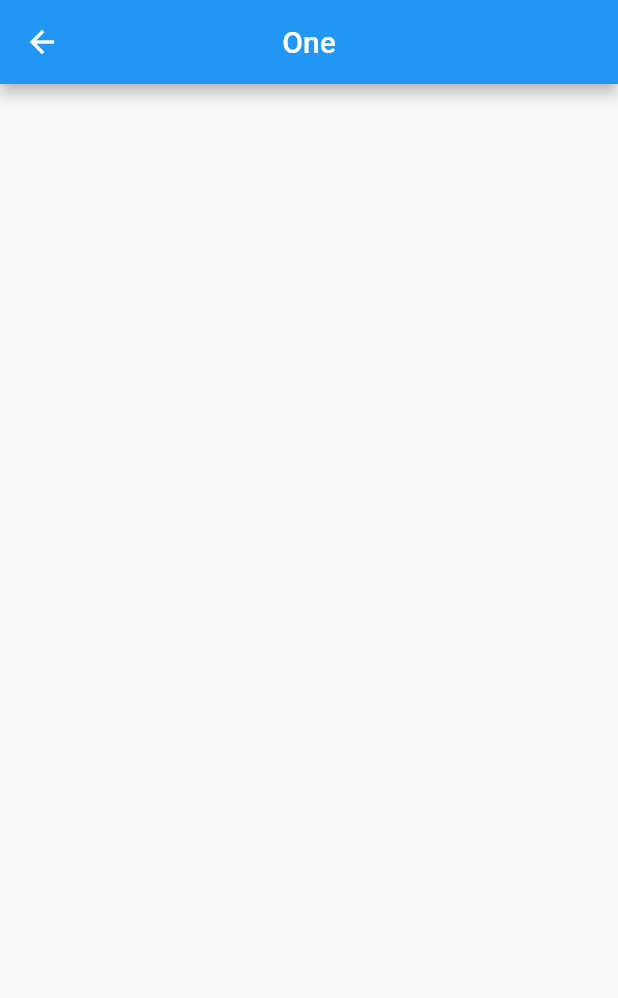
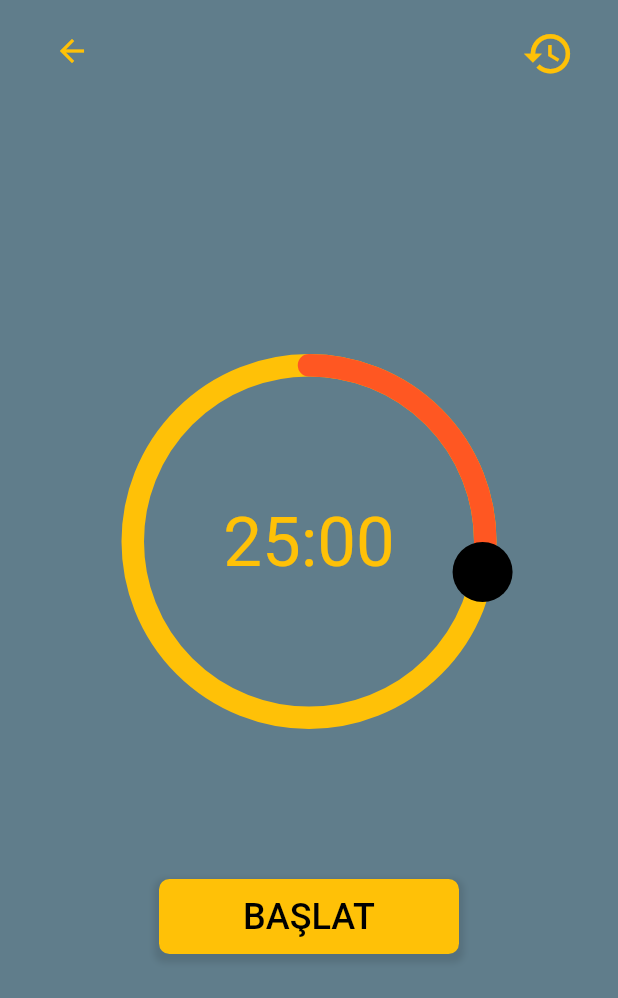
Before and after one commit to akademi-179/some-in-one, a Flutter app: the screen it shows after launch, after a tap on "First App", on a phone screen of 412 x 824 dp. Shown: the top 998 px of the screen. Run offline on Flutter 3.47's test engine with Material 2 defaults, Android fonts, the phone set to English and light mode, and no system bars; drawn by our look-alikes of sleek_circular_slider; our stand-ins replace shared_preferences.

Commit message:
oluşturuldu pomodoro sayacı

```diff
--- a/lib/constants/routes.dart
+++ b/lib/constants/routes.dart
@@ -1,13 +1,13 @@
 import 'package:flutter/material.dart';
 import 'package:some_in_one/screens/five.dart';
 import 'package:some_in_one/screens/four.dart';
-import 'package:some_in_one/screens/one.dart';
+import 'package:some_in_one/screens/main_screen.dart';
 import 'package:some_in_one/screens/three.dart';
 import 'package:some_in_one/screens/two.dart';
 
-class Routes{
+class Routes {
   static final Map<String, Widget Function(BuildContext)> routes = {
-    '/one': (context) => const One(),
+    '/one': (context) => MainScreen(),
     '/two': (context) => const Two(),
     '/three': (context) => const Three(),
     '/four': (context) => const Four(),
--- /dev/null
+++ b/lib/controllers/history_controller.dart
@@ -0,0 +1,33 @@
+import 'dart:convert';
+
+import 'package:some_in_one/models/history_model.dart';
+import 'package:shared_preferences/shared_preferences.dart';
+
+class HistoryController {
+  List<String>? list = [];
+  List<History>? historyList = [];
+  static SharedPreferences? prefs;
+  static Future init() async => prefs = await SharedPreferences.getInstance();
+  read(String key) {
+    try {
+      historyList!.clear();
+      list!.clear();
+      list!.addAll(prefs!.getStringList(key)!);
+      for (var item in list!) {
+        historyList!.add(History.fromJson(json.decode(item)));
+      }
+    } catch (_) {
+      // print(e);
+    }
+
+    return historyList;
+  }
+
+  save(String key, List<History> historyList) async {
+    list!.clear();
+    for (var item in historyList) {
+      list!.add(json.encode(item.toJson()));
+    }
+    prefs!.setStringList(key, list!);
+  }
+}
--- a/lib/main.dart
+++ b/lib/main.dart
@@ -1,7 +1,7 @@
 import 'package:flutter/material.dart';
 import 'package:some_in_one/constants/routes.dart';
 import 'package:some_in_one/screens/four.dart';
-import 'package:some_in_one/screens/one.dart';
+import 'screens/main_screen.dart';
 import 'package:some_in_one/screens/three.dart';
 import 'package:some_in_one/screens/two.dart';
 
--- /dev/null
+++ b/lib/models/history_model.dart
@@ -0,0 +1,28 @@
+class History {
+  DateTime dateTime;
+  int focusedSecs;
+
+  History({
+    required this.dateTime,
+    required this.focusedSecs,
+  });
+
+  Map<String, dynamic> toJson() => {
+        "dateTime": dateTime.millisecondsSinceEpoch,
+        "focusedSecs": focusedSecs,
+      };
+
+  History.fromJson(Map<String, dynamic> json)
+      : dateTime = DateTime.fromMillisecondsSinceEpoch(json['dateTime']),
+        focusedSecs = json['focusedSecs'];
+
+  @override
+  String toString() {
+    return "\n{\n    dateTime: " +
+        dateTime.toIso8601String() +
+        ",\n    " +
+        "focusedSecs: " +
+        focusedSecs.toString() +
+        "\n},\n";
+  }
+}
--- /dev/null
+++ b/lib/screens/main_screen.dart
@@ -0,0 +1,219 @@
+import 'dart:async';
+
+import 'package:flutter/cupertino.dart';
+import 'package:flutter/material.dart';
+import 'package:flutter/services.dart';
+import 'package:some_in_one/controllers/history_controller.dart';
+import 'package:some_in_one/models/history_model.dart';
+import 'package:some_in_one/screens/history_screen.dart';
+import 'package:sleek_circular_slider/sleek_circular_slider.dart';
+
+class MainScreen extends StatefulWidget {
+  const MainScreen({Key? key}) : super(key: key);
+
+  @override
+  _MainScreenState createState() => _MainScreenState();
+}
+
+class _MainScreenState extends State<MainScreen> {
+  double defaultValue = 1500;
+  double value = 1500.0;
+  bool isStarted = false;
+  int focusedMins = 0;
+
+  List<History> listHistory = [];
+
+  late Timer _timer;
+
+  HistoryController historyController = HistoryController();
+
+  @override
+  void initState() {
+    super.initState();
+    HistoryController.init();
+  }
+
+  void startTimer() {
+    focusedMins = value.toInt();
+    const oneSec = Duration(seconds: 1);
+    _timer = Timer.periodic(
+      oneSec,
+      (Timer timer) {
+        if (value <= 1) {
+          setState(() {
+            timer.cancel();
+            value = defaultValue;
+            isStarted = false;
+            listHistory = historyController.read("history");
+            listHistory.add(
+                History(dateTime: DateTime.now(), focusedSecs: focusedMins));
+            historyController.save("history", listHistory);
+            // print(historyController.read("history"));
+          });
+        } else {
+          setState(() {
+            value--;
+          });
+        }
+      },
+    );
+  }
+
+  @override
+  void dispose() {
+    _timer.cancel();
+    super.dispose();
+  }
+
+  @override
+  Widget build(BuildContext context) {
+    return Scaffold(
+      backgroundColor: Colors.blueGrey,
+      body: SafeArea(
+        child: Container(
+          width: MediaQuery.of(context).size.width,
+          height: MediaQuery.of(context).size.height,
+          padding: const EdgeInsets.symmetric(horizontal: 24, vertical: 10),
+          child: Column(
+            mainAxisAlignment: MainAxisAlignment.start,
+            crossAxisAlignment: CrossAxisAlignment.start,
+            children: <Widget>[
+              Row(
+                mainAxisAlignment: MainAxisAlignment.spaceBetween,
+                crossAxisAlignment: CrossAxisAlignment.center,
+                mainAxisSize: MainAxisSize.max,
+                children: <Widget>[
+                  const BackButton(
+                    color: Colors.amber,
+                  ),
+                  IconButton(
+                    icon: Icon(
+                      Icons.history,
+                      color: Colors.amber,
+                      size: 35,
+                    ),
+                    onPressed: () {
+                      Navigator.push(
+                          context,
+                          CupertinoPageRoute(
+                              builder: (BuildContext context) =>
+                                  const HistoryScreen()));
+                    },
+                  ),
+                ],
+              ),
+              Expanded(
+                child: Column(
+                  mainAxisAlignment: MainAxisAlignment.center,
+                  crossAxisAlignment: CrossAxisAlignment.center,
+                  mainAxisSize: MainAxisSize.max,
+                  children: <Widget>[
+                    Center(
+                      child: SizedBox(
+                        width: 250,
+                        height: 250,
+                        child: Stack(
+                          children: [
+                            SleekCircularSlider(
+                              initialValue: value,
+                              min: 0,
+                              max: 5401,
+                              appearance: CircularSliderAppearance(
+                                customWidths: CustomSliderWidths(
+                                  trackWidth: 15,
+                                  handlerSize: 20,
+                                  progressBarWidth: 15,
+                                  shadowWidth: 0,
+                                ),
+                                customColors: CustomSliderColors(
+                                  trackColor: Colors.amber,
+                                  progressBarColor: Colors.deepOrange,
+                                  hideShadow: true,
+                                  dotColor: Colors.black,
+                                ),
+                                size: 250,
+                                angleRange: 360,
+                                startAngle: 270,
+                              ),
+                              onChange: (newValue) {
+                                setState(() {
+                                  value = newValue;
+                                });
+                              },
+                              innerWidget: (double newValue) {
+                                return Center(
+                                  child: Text(
+                                    "${(value ~/ 60).toInt().toString().padLeft(2, '0')}:${(value % 60).toInt().toString().padLeft(2, '0')}",
+                                    style: TextStyle(
+                                      color: Colors.amber,
+                                      fontSize: 46,
+                                    ),
+                                  ),
+                                );
+                              },
+                            ),
+                            if (isStarted)
+                              GestureDetector(
+                                onTap: () {},
+                                child: Container(
+                                  width: 250,
+                                  height: 250,
+                                  color: Colors.transparent,
+                                ),
+                              )
+                          ],
+                        ),
+                      ),
+                    ),
+                    const SizedBox(
+                      height: 100,
+                    ),
+                    GestureDetector(
+                      onTap: () {
+                        setState(() {
+                          if (!isStarted) {
+                            isStarted = true;
+                            startTimer();
+                          } else {
+                            _timer.cancel();
+                            value = defaultValue;
+                            isStarted = false;
+                          }
+                        });
+                      },
+                      child: Container(
+                        width: 200,
+                        height: 50,
+                        decoration: BoxDecoration(
+                          color: Colors.amber,
+                          borderRadius: BorderRadius.circular(7),
+                          boxShadow: [
+                            BoxShadow(
+                              spreadRadius: 3,
+                              blurRadius: 3,
+                              offset: const Offset(0, 3),
+                              color: Colors.black.withOpacity(0.1),
+                            )
+                          ],
+                        ),
+                        alignment: Alignment.center,
+                        child: Text(
+                          isStarted ? "SIFIRLA" : "BAŞLAT",
+                          style: TextStyle(
+                            color: Colors.black,
+                            fontSize: 24,
+                            fontWeight: FontWeight.w500,
+                          ),
+                        ),
+                      ),
+                    ),
+                  ],
+                ),
+              ),
+            ],
+          ),
+        ),
+      ),
+    );
+  }
+}
--- a/lib/screens/one.dart
+++ /dev/null
@@ -1,20 +0,0 @@
-import 'package:flutter/material.dart';
-
-class One extends StatefulWidget {
-  const One({Key? key}) : super(key: key);
-
-  @override
-  State<One> createState() => _OneState();
-}
-
-class _OneState extends State<One> {
-  @override
-  Widget build(BuildContext context) {
-    return Scaffold(
-      appBar: AppBar(
-        title: Text("One"),
-        centerTitle: true,
-      ),
-    );
-  }
-}
--- a/pubspec.yaml
+++ b/pubspec.yaml
@@ -34,6 +34,9 @@ dependencies:
   # The following adds the Cupertino Icons font to your application.
   # Use with the CupertinoIcons class for iOS style icons.
   cupertino_icons: ^1.0.2
+  sleek_circular_slider: ^2.0.1
+  shared_preferences: ^2.0.15
+  intl: ^0.17.0
 
 dev_dependencies:
   flutter_test:
```
Also changed, not shown: lib/screens/history_screen.dart (added, +77 -0 lines), lib/widgets/history_item.dart (added, +104 -0 lines).
